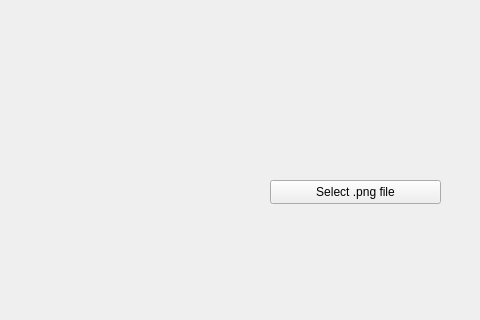
Qt form pngwindow.ui (bhoward27/mm-prj1) before a commit; both pictures show x 0 to 480 and y 0 to 320 of the 800 by 600 pixel window.
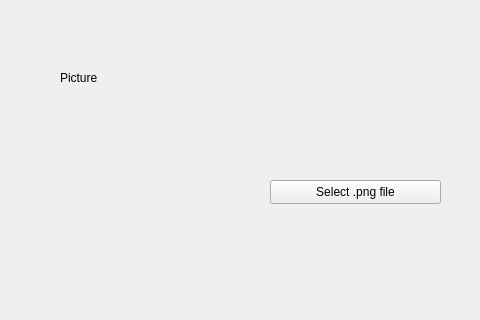
The same form after that commit.

```diff
--- a/pngwindow.ui
+++ b/pngwindow.ui
@@ -27,6 +27,19 @@
      <string>Select .png file</string>
     </property>
    </widget>
+   <widget class="QLabel" name="labelImage">
+    <property name="geometry">
+     <rect>
+      <x>60</x>
+      <y>70</y>
+      <width>58</width>
+      <height>16</height>
+     </rect>
+    </property>
+    <property name="text">
+     <string>Picture</string>
+    </property>
+   </widget>
   </widget>
   <widget class="QMenuBar" name="menubar">
    <property name="geometry">
```
